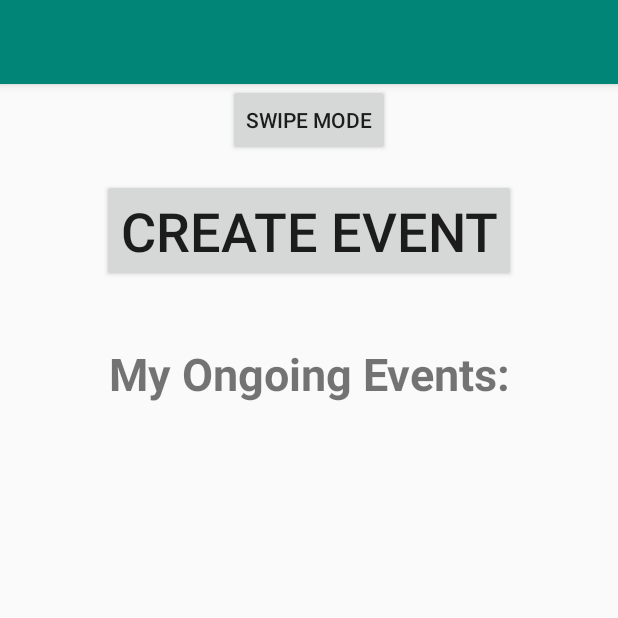
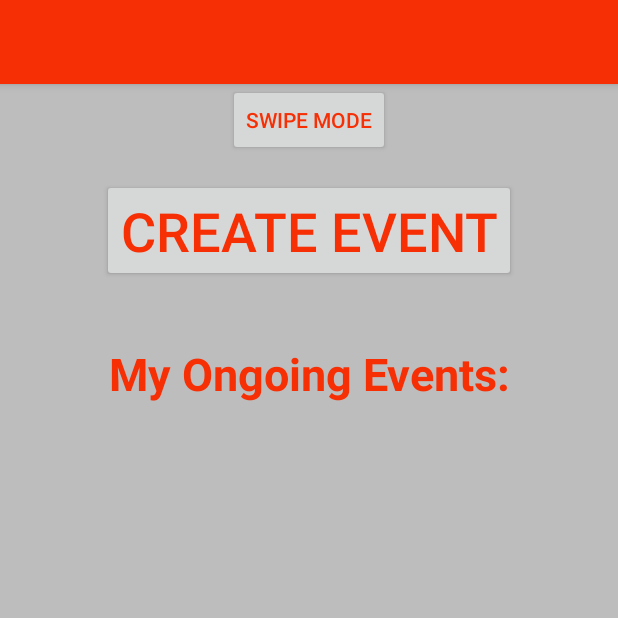
Before and after one commit to danielmostow/ChadMeetsStacey, an Android app: the FindADateModeActivity screen opened directly, with no data from a screen before it, on a phone screen of 412 x 824 dp, the top half of it. Run offline under Robolectric (Android 15) with nearby library versions, the phone set to English and light mode, and no system bars.

Commit message:
Changed background and text colors

```diff
--- a/app/src/main/res/values/colors.xml
+++ b/app/src/main/res/values/colors.xml
@@ -2,5 +2,6 @@
 <resources>
     <color name="colorPrimary">#008577</color>
     <color name="colorPrimaryDark">#00574B</color>
-    <color name="colorAccent">#D81B60</color>
+    <color name="colorAccent">#F62F05</color>
+    <color name="backgroundColor">#BDBDBD</color>
 </resources>
--- a/app/src/main/res/values/styles.xml
+++ b/app/src/main/res/values/styles.xml
@@ -3,9 +3,9 @@
     <!-- Base application theme. -->
     <style name="AppTheme" parent="Theme.AppCompat.Light.DarkActionBar">
         <!-- Customize your theme here. -->
-        <item name="colorPrimary">@color/colorPrimary</item>
-        <item name="colorPrimaryDark">@color/colorPrimaryDark</item>
-        <item name="colorAccent">@color/colorAccent</item>
+        <item name="colorPrimary">@color/colorAccent</item>
+        <item name="android:background">@color/backgroundColor</item>
+        <item name="android:textColor">@color/colorAccent</item>
     </style>
 
     <style name="AppTheme.NoActionBar">
```
